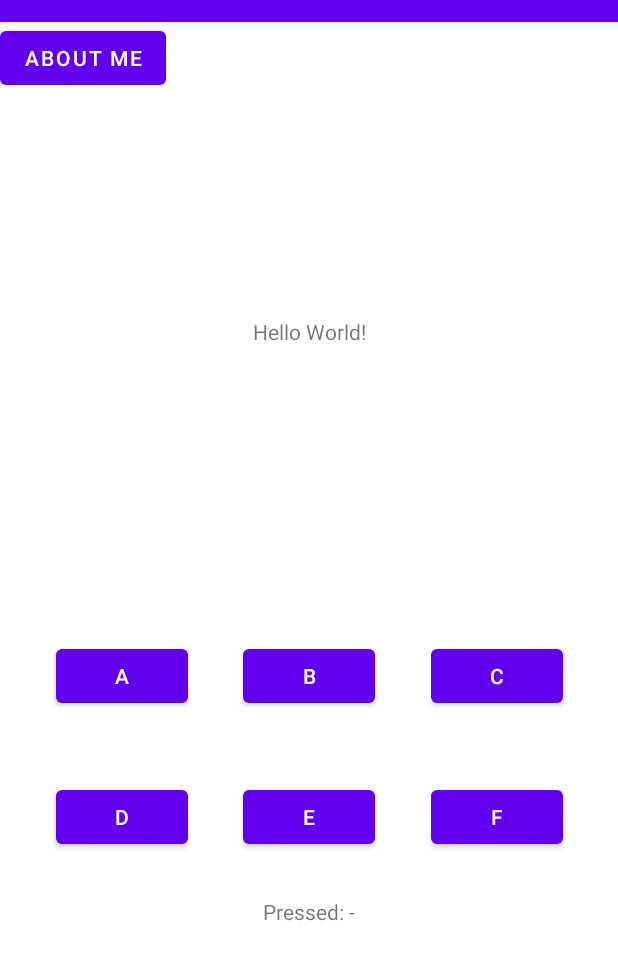
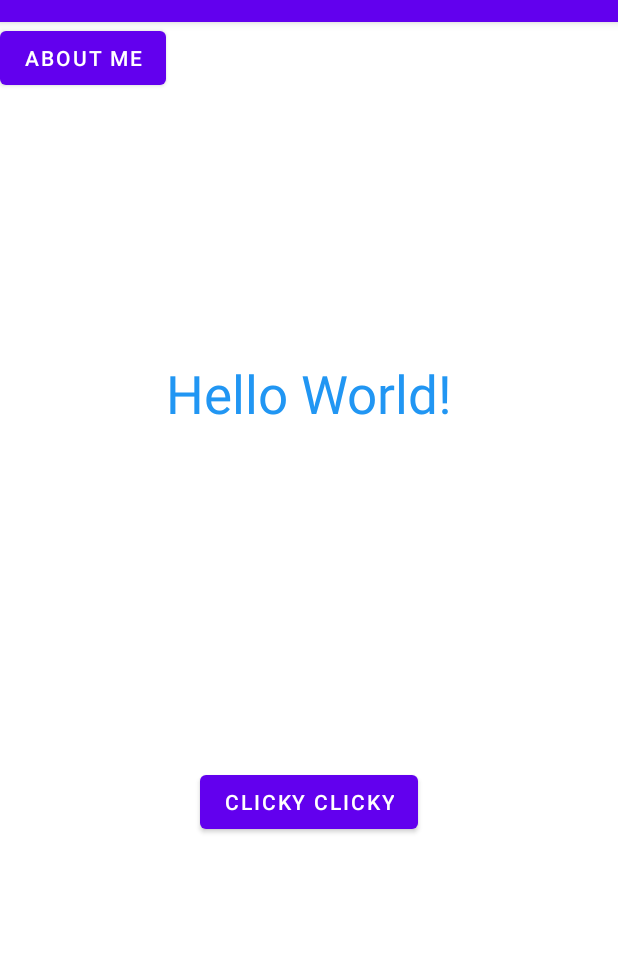
Before and after one commit to Jingting-X/Android_Dev, an Android app: the screen it shows after launch (MainActivity), on a phone screen of 412 x 824 dp, the part 62-1042 px from its top. Run offline under Robolectric (Android 15) with nearby library versions, the phone set to English and light mode, and no system bars.

Commit message:
A3 Clicky version4: add clicky button and modify layout to satisfy rotated requirement

```diff
--- a/app/src/main/AndroidManifest.xml
+++ b/app/src/main/AndroidManifest.xml
@@ -10,6 +10,9 @@
         android:supportsRtl="true"
         android:theme="@style/Theme.NUMAD22Sp_JingtingXing">
         <activity
+            android:name=".clicky"
+            android:exported="false" />
+        <activity
             android:name=".MainActivity"
             android:exported="true">
             <intent-filter>
--- a/app/src/main/java/edu/neu/numad22sp_jingtingxing/MainActivity.java
+++ b/app/src/main/java/edu/neu/numad22sp_jingtingxing/MainActivity.java
@@ -2,6 +2,7 @@
 
 import androidx.appcompat.app.AppCompatActivity;
 
+import android.content.Intent;
 import android.os.Bundle;
 import android.view.View;
 import android.widget.Button;
@@ -26,55 +27,14 @@ import org.w3c.dom.Text;
         });
 
         /* A3 Clicky */
-        TextView textContent = (TextView) findViewById(R.id.textView1);
-        textContent.setText("Pressed: -");
-
-        final Button btnA = (Button)findViewById(R.id.buttonA);
-        btnA.setOnClickListener(new View.OnClickListener() {
+        Button btnClicky = (Button) findViewById(R.id.buttonClicky);
+        btnClicky.setOnClickListener(new View.OnClickListener() {
             @Override
             public void onClick(View view) {
-                textContent.setText("Pressed: A");
+                Intent intent = new Intent(MainActivity.this, clicky.class);
+                startActivity(intent);
             }
         });
 
-        final Button btnB = (Button)findViewById(R.id.buttonB);
-        btnB.setOnClickListener(new View.OnClickListener() {
-            @Override
-            public void onClick(View view) {
-                textContent.setText("Pressed: B");
-            }
-        });
-
-        final Button btnC = (Button)findViewById(R.id.buttonC);
-        btnC.setOnClickListener(new View.OnClickListener() {
-            @Override
-            public void onClick(View view) {
-                textContent.setText("Pressed: C");
-            }
-        });
-
-        final Button btnD = (Button)findViewById(R.id.buttonD);
-        btnD.setOnClickListener(new View.OnClickListener() {
-            @Override
-            public void onClick(View view) {
-                textContent.setText("Pressed: D");
-            }
-        });
-
-        final Button btnE = (Button)findViewById(R.id.buttonE);
-        btnE.setOnClickListener(new View.OnClickListener() {
-            @Override
-            public void onClick(View view) {
-                textContent.setText("Pressed: E");
-            }
-        });
-
-        final Button btnF = (Button)findViewById(R.id.buttonF);
-        btnF.setOnClickListener(new View.OnClickListener() {
-            @Override
-            public void onClick(View view) {
-                textContent.setText("Pressed: F");
-            }
-        });
     }
 }
--- a/app/src/main/res/layout/activity_main.xml
+++ b/app/src/main/res/layout/activity_main.xml
@@ -11,13 +11,26 @@
         android:layout_width="wrap_content"
         android:layout_height="wrap_content"
         android:text="Hello World!"
-        app:layout_constraintBottom_toTopOf="@+id/buttonB"
+        android:textSize="35dp"
+        android:textColor="#2196F3"
+        app:layout_constraintBottom_toTopOf="@+id/buttonClicky"
+        app:layout_constraintEnd_toEndOf="parent"
         app:layout_constraintHorizontal_bias="0.5"
-        app:layout_constraintLeft_toLeftOf="parent"
-        app:layout_constraintRight_toRightOf="parent"
+        app:layout_constraintStart_toStartOf="parent"
         app:layout_constraintTop_toTopOf="parent" />
 
-    <!--use chain for six-button layout, just operate on Design-->
+    <Button
+        android:id="@+id/buttonClicky"
+        android:layout_width="wrap_content"
+        android:layout_height="wrap_content"
+        android:text="Clicky Clicky"
+        app:layout_constraintBottom_toBottomOf="parent"
+        app:layout_constraintEnd_toEndOf="parent"
+        app:layout_constraintHorizontal_bias="0.5"
+        app:layout_constraintStart_toStartOf="parent"
+        app:layout_constraintTop_toBottomOf="@+id/textView"
+        tools:ignore="MissingConstraints" />
+
     <Button
         android:id="@+id/button"
         android:layout_width="wrap_content"
@@ -27,88 +40,4 @@
         tools:layout_editor_absoluteX="16dp"
         tools:layout_editor_absoluteY="16dp" />
 
-    <Button
-        android:id="@+id/buttonA"
-        android:layout_width="wrap_content"
-        android:layout_height="wrap_content"
-        android:layout_marginTop="412dp"
-        android:text="A"
-        app:layout_constraintEnd_toStartOf="@+id/buttonB"
-        app:layout_constraintHorizontal_bias="0.5"
-        app:layout_constraintHorizontal_chainStyle="spread"
-        app:layout_constraintStart_toStartOf="parent"
-        app:layout_constraintTop_toTopOf="parent" />
-
-    <Button
-        android:id="@+id/buttonB"
-        android:layout_width="wrap_content"
-        android:layout_height="wrap_content"
-        android:layout_marginTop="412dp"
-        android:text="B"
-        app:layout_constraintEnd_toStartOf="@+id/buttonC"
-        app:layout_constraintHorizontal_bias="0.5"
-        app:layout_constraintStart_toEndOf="@+id/buttonA"
-        app:layout_constraintTop_toTopOf="parent" />
-
-    <Button
-        android:id="@+id/buttonC"
-        android:layout_width="wrap_content"
-        android:layout_height="wrap_content"
-        android:layout_marginTop="412dp"
-        android:text="C"
-        app:layout_constraintEnd_toEndOf="parent"
-        app:layout_constraintHorizontal_bias="0.5"
-        app:layout_constraintStart_toEndOf="@+id/buttonB"
-        app:layout_constraintTop_toTopOf="parent" />
-
-    <Button
-        android:id="@+id/buttonD"
-        android:layout_width="wrap_content"
-        android:layout_height="wrap_content"
-        android:layout_marginTop="27dp"
-        android:layout_marginBottom="196dp"
-        android:text="D"
-        app:layout_constraintBottom_toBottomOf="parent"
-        app:layout_constraintEnd_toStartOf="@+id/buttonE"
-        app:layout_constraintHorizontal_bias="0.5"
-        app:layout_constraintHorizontal_chainStyle="spread"
-        app:layout_constraintStart_toStartOf="parent"
-        app:layout_constraintTop_toBottomOf="@+id/buttonA" />
-
-    <Button
-        android:id="@+id/buttonE"
-        android:layout_width="wrap_content"
-        android:layout_height="wrap_content"
-        android:layout_marginTop="27dp"
-        android:layout_marginBottom="196dp"
-        android:text="E"
-        app:layout_constraintBottom_toBottomOf="parent"
-        app:layout_constraintEnd_toStartOf="@+id/buttonF"
-        app:layout_constraintHorizontal_bias="0.5"
-        app:layout_constraintStart_toEndOf="@+id/buttonD"
-        app:layout_constraintTop_toBottomOf="@+id/buttonB" />
-
-    <Button
-        android:id="@+id/buttonF"
-        android:layout_width="wrap_content"
-        android:layout_height="wrap_content"
-        android:layout_marginTop="27dp"
-        android:layout_marginBottom="196dp"
-        android:text="F"
-        app:layout_constraintBottom_toBottomOf="parent"
-        app:layout_constraintEnd_toEndOf="parent"
-        app:layout_constraintHorizontal_bias="0.5"
-        app:layout_constraintStart_toEndOf="@+id/buttonE"
-        app:layout_constraintTop_toBottomOf="@+id/buttonC" />
-
-    <TextView
-        android:id="@+id/textView1"
-        android:layout_width="wrap_content"
-        android:layout_height="wrap_content"
-        android:layout_marginTop="29dp"
-        app:layout_constraintEnd_toEndOf="parent"
-        app:layout_constraintHorizontal_bias="0.5"
-        app:layout_constraintStart_toStartOf="parent"
-        app:layout_constraintTop_toBottomOf="@+id/buttonE" />
-
 </androidx.constraintlayout.widget.ConstraintLayout>
```
Also changed, not shown: app/src/main/java/edu/neu/numad22sp_jingtingxing/clicky.java (added, +69 -0 lines), app/src/main/res/layout/activity_clicky.xml (added, +94 -0 lines).
